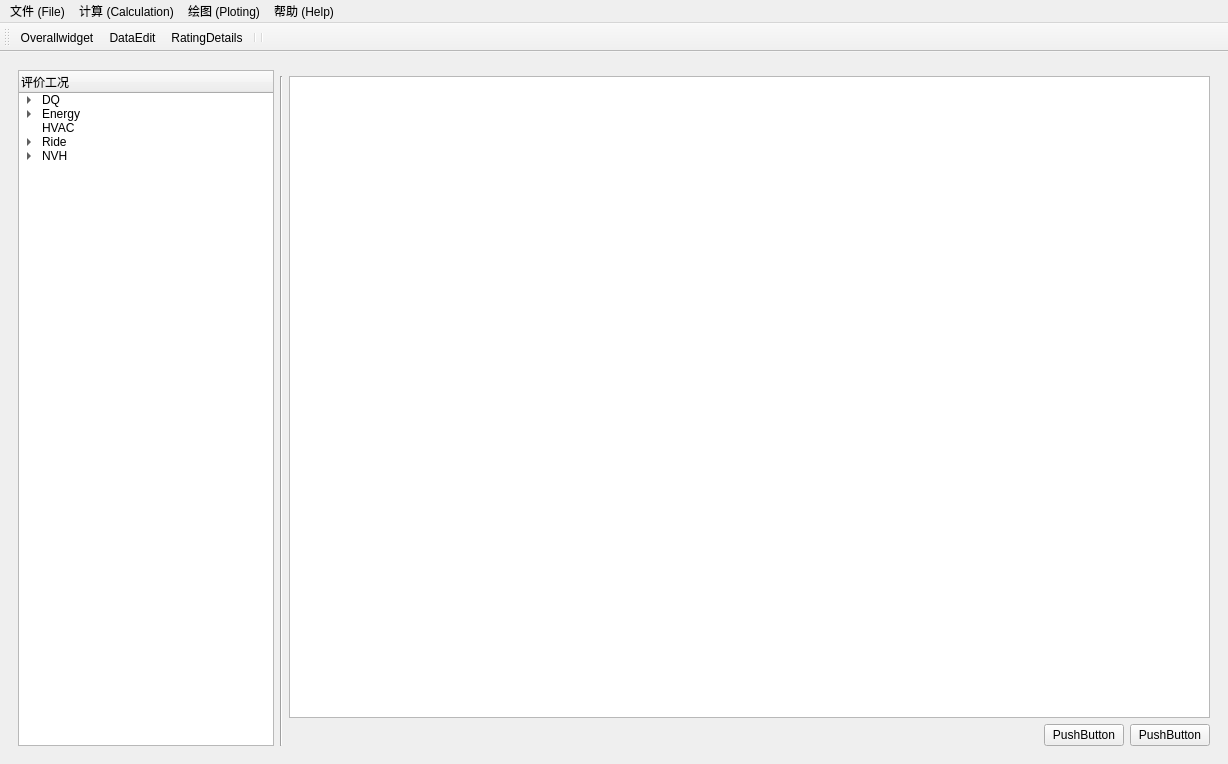
Before: the Qt Designer form test_ui.ui in huisede/untitled, drawn with Qt 5.
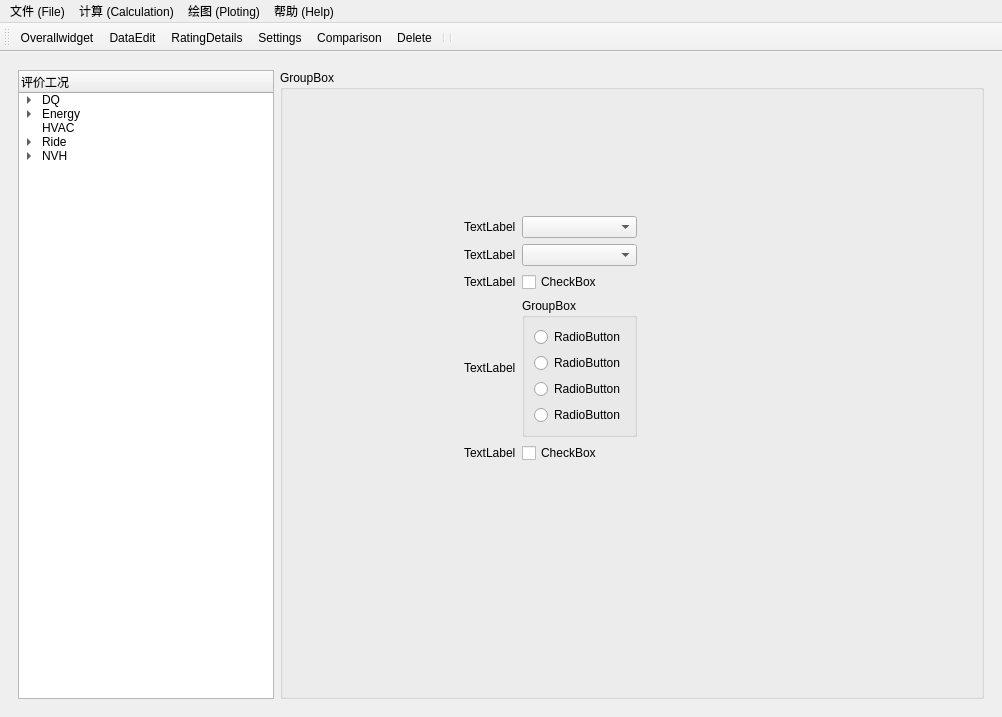
After: the same form once the commit is applied. The open tabs and pages were chosen to show the change. Icons and pictures are not drawn.

The edit to the form file:
```diff
--- a/test_ui.ui
+++ b/test_ui.ui
@@ -6,8 +6,8 @@
    <rect>
     <x>0</x>
     <y>0</y>
-    <width>1228</width>
-    <height>764</height>
+    <width>1002</width>
+    <height>717</height>
    </rect>
   </property>
   <property name="mouseTracking">
@@ -28,7 +28,7 @@
     <item row="1" column="0">
      <widget class="QStackedWidget" name="stackedWidget">
       <property name="currentIndex">
-       <number>1</number>
+       <number>3</number>
       </property>
       <widget class="QWidget" name="page">
        <layout class="QGridLayout" name="gridLayout_2">
@@ -374,7 +374,7 @@
           <property name="currentIndex">
            <number>0</number>
           </property>
-          <widget class="QWidget" name="page_4">
+          <widget class="QWidget" name="page_5">
            <layout class="QGridLayout" name="gridLayout_9">
             <item row="1" column="1" rowspan="3">
              <widget class="QGraphicsView" name="graphicsView_3"/>
@@ -413,7 +413,419 @@
             </item>
            </layout>
           </widget>
-          <widget class="QWidget" name="page_5"/>
+          <widget class="QWidget" name="page_6"/>
+         </widget>
+        </item>
+       </layout>
+      </widget>
+      <widget class="QWidget" name="page_4">
+       <layout class="QGridLayout" name="gridLayout_6">
+        <item row="0" column="0">
+         <widget class="QTreeWidget" name="treeWidget_3">
+          <property name="sizePolicy">
+           <sizepolicy hsizetype="Fixed" vsizetype="Expanding">
+            <horstretch>0</horstretch>
+            <verstretch>0</verstretch>
+           </sizepolicy>
+          </property>
+          <column>
+           <property name="text">
+            <string>评价工况</string>
+           </property>
+          </column>
+          <item>
+           <property name="text">
+            <string>DQ</string>
+           </property>
+           <item>
+            <property name="text">
+             <string>KeyOn/Off</string>
+            </property>
+           </item>
+           <item>
+            <property name="text">
+             <string>Idle</string>
+            </property>
+           </item>
+           <item>
+            <property name="text">
+             <string>PRND</string>
+            </property>
+           </item>
+           <item>
+            <property name="text">
+             <string>Launch</string>
+            </property>
+           </item>
+           <item>
+            <property name="text">
+             <string>TipIn</string>
+            </property>
+           </item>
+           <item>
+            <property name="text">
+             <string>DownShifting</string>
+            </property>
+           </item>
+           <item>
+            <property name="text">
+             <string>RisingPedal</string>
+            </property>
+           </item>
+           <item>
+            <property name="text">
+             <string>ConstantAccStart</string>
+            </property>
+           </item>
+           <item>
+            <property name="text">
+             <string>ConstantSpeed</string>
+            </property>
+           </item>
+          </item>
+          <item>
+           <property name="text">
+            <string>Energy</string>
+           </property>
+           <item>
+            <property name="text">
+             <string>ConstantSpeedFC</string>
+            </property>
+           </item>
+          </item>
+          <item>
+           <property name="text">
+            <string>HVAC</string>
+           </property>
+          </item>
+          <item>
+           <property name="text">
+            <string>Ride</string>
+           </property>
+           <item>
+            <property name="text">
+             <string>SystemGain</string>
+            </property>
+           </item>
+           <item>
+            <property name="text">
+             <string>ConstantSpeed</string>
+            </property>
+           </item>
+           <item>
+            <property name="text">
+             <string>RoughRoad</string>
+            </property>
+           </item>
+           <item>
+            <property name="text">
+             <string>SinRoad</string>
+            </property>
+           </item>
+           <item>
+            <property name="text">
+             <string>TarStripRoad</string>
+            </property>
+           </item>
+           <item>
+            <property name="text">
+             <string>RDShortWaveRoad</string>
+            </property>
+           </item>
+           <item>
+            <property name="text">
+             <string>LongDongRoad</string>
+            </property>
+           </item>
+           <item>
+            <property name="text">
+             <string>StepRoad</string>
+            </property>
+           </item>
+           <item>
+            <property name="text">
+             <string>DecelerationStrip</string>
+            </property>
+           </item>
+          </item>
+          <item>
+           <property name="text">
+            <string>NVH</string>
+           </property>
+           <item>
+            <property name="text">
+             <string>KeyOn/Off</string>
+            </property>
+           </item>
+           <item>
+            <property name="text">
+             <string>Idle</string>
+            </property>
+           </item>
+           <item>
+            <property name="text">
+             <string>Launch</string>
+            </property>
+           </item>
+           <item>
+            <property name="text">
+             <string>TipIn</string>
+            </property>
+           </item>
+           <item>
+            <property name="text">
+             <string>DownShifting</string>
+            </property>
+           </item>
+           <item>
+            <property name="text">
+             <string>ConstantGearAcc</string>
+            </property>
+           </item>
+           <item>
+            <property name="text">
+             <string>ConstantSpeed</string>
+            </property>
+           </item>
+           <item>
+            <property name="text">
+             <string>GroovedCementRoad</string>
+            </property>
+           </item>
+           <item>
+            <property name="text">
+             <string>RoughRoad</string>
+            </property>
+           </item>
+           <item>
+            <property name="text">
+             <string>DecelerationStrip</string>
+            </property>
+           </item>
+          </item>
+         </widget>
+        </item>
+        <item row="0" column="1">
+         <widget class="QGroupBox" name="groupBox_3">
+          <property name="title">
+           <string>GroupBox</string>
+          </property>
+          <layout class="QGridLayout" name="gridLayout_8">
+           <item row="0" column="0">
+            <widget class="QStackedWidget" name="stackedWidget_3">
+             <property name="currentIndex">
+              <number>1</number>
+             </property>
+             <widget class="QWidget" name="page_9">
+              <layout class="QGridLayout" name="gridLayout_10">
+               <item row="0" column="0">
+                <layout class="QGridLayout" name="gridLayout_11">
+                 <item row="4" column="1">
+                  <widget class="QLabel" name="label_9">
+                   <property name="text">
+                    <string>TextLabel</string>
+                   </property>
+                  </widget>
+                 </item>
+                 <item row="2" column="1">
+                  <widget class="QLabel" name="label_7">
+                   <property name="text">
+                    <string>TextLabel</string>
+                   </property>
+                  </widget>
+                 </item>
+                 <item row="3" column="1">
+                  <widget class="QLabel" name="label_8">
+                   <property name="text">
+                    <string>TextLabel</string>
+                   </property>
+                  </widget>
+                 </item>
+                 <item row="1" column="4">
+                  <spacer name="horizontalSpacer_4">
+                   <property name="orientation">
+                    <enum>Qt::Horizontal</enum>
+                   </property>
+                   <property name="sizeHint" stdset="0">
+                    <size>
+                     <width>40</width>
+                     <height>20</height>
+                    </size>
+                   </property>
+                  </spacer>
+                 </item>
+                 <item row="5" column="2">
+                  <widget class="QCheckBox" name="checkBox_2">
+                   <property name="text">
+                    <string>CheckBox</string>
+                   </property>
+                  </widget>
+                 </item>
+                 <item row="3" column="2">
+                  <widget class="QCheckBox" name="checkBox">
+                   <property name="text">
+                    <string>CheckBox</string>
+                   </property>
+                  </widget>
+                 </item>
+                 <item row="1" column="0">
+                  <spacer name="horizontalSpacer_2">
+                   <property name="orientation">
+                    <enum>Qt::Horizontal</enum>
+                   </property>
+                   <property name="sizeHint" stdset="0">
+                    <size>
+                     <width>40</width>
+                     <height>20</height>
+                    </size>
+                   </property>
+                  </spacer>
+                 </item>
+                 <item row="6" column="2">
+                  <spacer name="verticalSpacer_3">
+                   <property name="orientation">
+                    <enum>Qt::Vertical</enum>
+                   </property>
+                   <property name="sizeHint" stdset="0">
+                    <size>
+                     <width>20</width>
+                     <height>40</height>
+                    </size>
+                   </property>
+                  </spacer>
+                 </item>
+                 <item row="1" column="2">
+                  <widget class="QComboBox" name="comboBox_6"/>
+                 </item>
+                 <item row="2" column="2">
+                  <widget class="QComboBox" name="comboBox_7"/>
+                 </item>
+                 <item row="0" column="2">
+                  <spacer name="verticalSpacer_2">
+                   <property name="orientation">
+                    <enum>Qt::Vertical</enum>
+                   </property>
+                   <property name="sizeHint" stdset="0">
+                    <size>
+                     <width>20</width>
+                     <height>40</height>
+                    </size>
+                   </property>
+                  </spacer>
+                 </item>
+                 <item row="1" column="1">
+                  <widget class="QLabel" name="label_6">
+                   <property name="text">
+                    <string>TextLabel</string>
+                   </property>
+                  </widget>
+                 </item>
+                 <item row="1" column="3">
+                  <spacer name="horizontalSpacer_3">
+                   <property name="orientation">
+                    <enum>Qt::Horizontal</enum>
+                   </property>
+                   <property name="sizeHint" stdset="0">
+                    <size>
+                     <width>80</width>
+                     <height>20</height>
+                    </size>
+                   </property>
+                  </spacer>
+                 </item>
+                 <item row="7" column="2">
+                  <spacer name="verticalSpacer_4">
+                   <property name="orientation">
+                    <enum>Qt::Vertical</enum>
+                   </property>
+                   <property name="sizeHint" stdset="0">
+                    <size>
+                     <width>20</width>
+                     <height>40</height>
+                    </size>
+                   </property>
+                  </spacer>
+                 </item>
+                 <item row="4" column="2">
+                  <widget class="QGroupBox" name="groupBox_4">
+                   <property name="title">
+                    <string>GroupBox</string>
+                   </property>
+                   <layout class="QGridLayout" name="gridLayout_12">
+                    <item row="2" column="0">
+                     <widget class="QRadioButton" name="radioButton_3">
+                      <property name="text">
+                       <string>RadioButton</string>
+                      </property>
+                     </widget>
+                    </item>
+                    <item row="1" column="0">
+                     <widget class="QRadioButton" name="radioButton_2">
+                      <property name="text">
+                       <string>RadioButton</string>
+                      </property>
+                     </widget>
+                    </item>
+                    <item row="0" column="0">
+                     <widget class="QRadioButton" name="radioButton">
+                      <property name="text">
+                       <string>RadioButton</string>
+                      </property>
+                     </widget>
+                    </item>
+                    <item row="3" column="0">
+                     <widget class="QRadioButton" name="radioButton_4">
+                      <property name="text">
+                       <string>RadioButton</string>
+                      </property>
+                     </widget>
+                    </item>
+                   </layout>
+                  </widget>
+                 </item>
+                 <item row="5" column="1">
+                  <widget class="QLabel" name="label_10">
+                   <property name="text">
+                    <string>TextLabel</string>
+                   </property>
+                  </widget>
+                 </item>
+                </layout>
+               </item>
+              </layout>
+             </widget>
+             <widget class="QWidget" name="page_10">
+              <layout class="QGridLayout" name="gridLayout_14">
+               <item row="0" column="0">
+                <layout class="QGridLayout" name="gridLayout_13">
+                 <item row="0" column="0">
+                  <widget class="QPushButton" name="pushButton_4">
+                   <property name="text">
+                    <string>PushButton</string>
+                   </property>
+                  </widget>
+                 </item>
+                 <item row="1" column="0">
+                  <widget class="QCheckBox" name="checkBox_3">
+                   <property name="text">
+                    <string>CheckBox</string>
+                   </property>
+                  </widget>
+                 </item>
+                 <item row="2" column="0">
+                  <widget class="QCheckBox" name="checkBox_4">
+                   <property name="text">
+                    <string>CheckBox</string>
+                   </property>
+                  </widget>
+                 </item>
+                </layout>
+               </item>
+              </layout>
+             </widget>
+            </widget>
+           </item>
+          </layout>
          </widget>
         </item>
        </layout>
@@ -427,7 +839,7 @@
     <rect>
      <x>0</x>
      <y>0</y>
-     <width>1228</width>
+     <width>1002</width>
      <height>23</height>
     </rect>
    </property>
@@ -479,6 +891,9 @@
    <addaction name="actionOveralwidget"/>
    <addaction name="actionDataEdit"/>
    <addaction name="actionRatingDetails"/>
+   <addaction name="actionSettings"/>
+   <addaction name="actionComparison"/>
+   <addaction name="actionDelete"/>
    <addaction name="separator"/>
    <addaction name="separator"/>
   </widget>
@@ -576,6 +991,33 @@
     <string>DataEdit</string>
    </property>
   </action>
+  <action name="actionSettings">
+   <property name="icon">
+    <iconset resource="../test_OS/myimages.qrc">
+     <normaloff>:/image/images/setup-50.png</normaloff>:/image/images/setup-50.png</iconset>
+   </property>
+   <property name="text">
+    <string>Settings</string>
+   </property>
+  </action>
+  <action name="actionComparison">
+   <property name="icon">
+    <iconset resource="../test_OS/myimages.qrc">
+     <normaloff>:/image/images/compare01.png</normaloff>:/image/images/compare01.png</iconset>
+   </property>
+   <property name="text">
+    <string>Comparison</string>
+   </property>
+  </action>
+  <action name="actionDelete">
+   <property name="icon">
+    <iconset resource="../test_OS/myimages.qrc">
+     <normaloff>:/image/images/trash.png</normaloff>:/image/images/trash.png</iconset>
+   </property>
+   <property name="text">
+    <string>Delete</string>
+   </property>
+  </action>
  </widget>
  <resources>
   <include location="../VI_Project_Main/IconSource.qrc"/>
```
Left out of the diff: 69 changed lines with no effect on the pictures.
